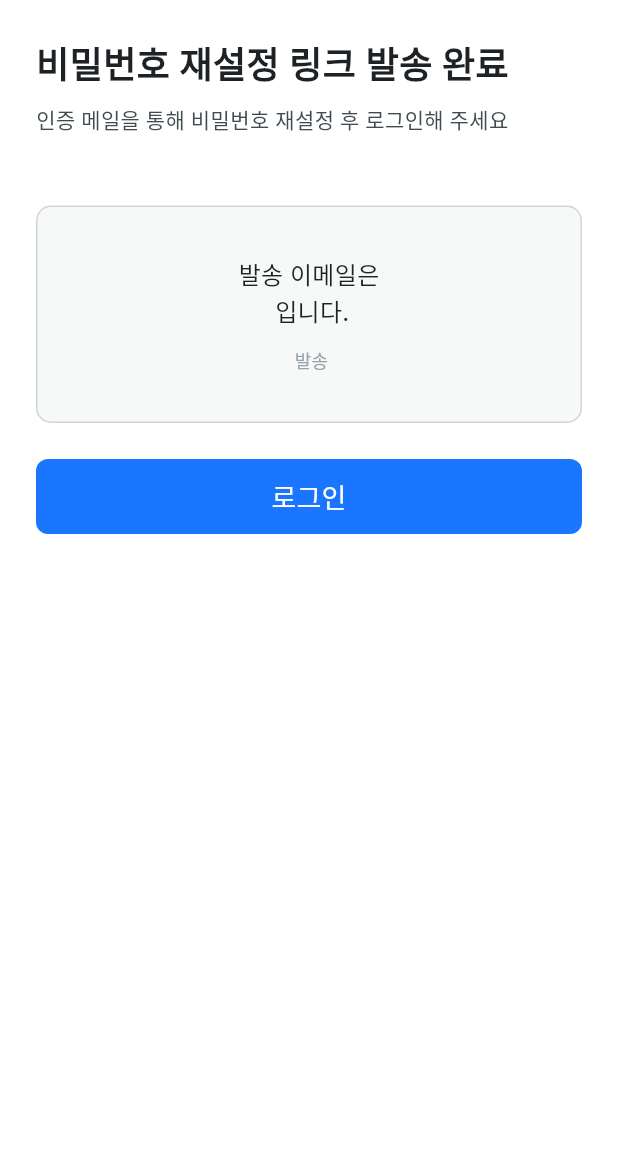
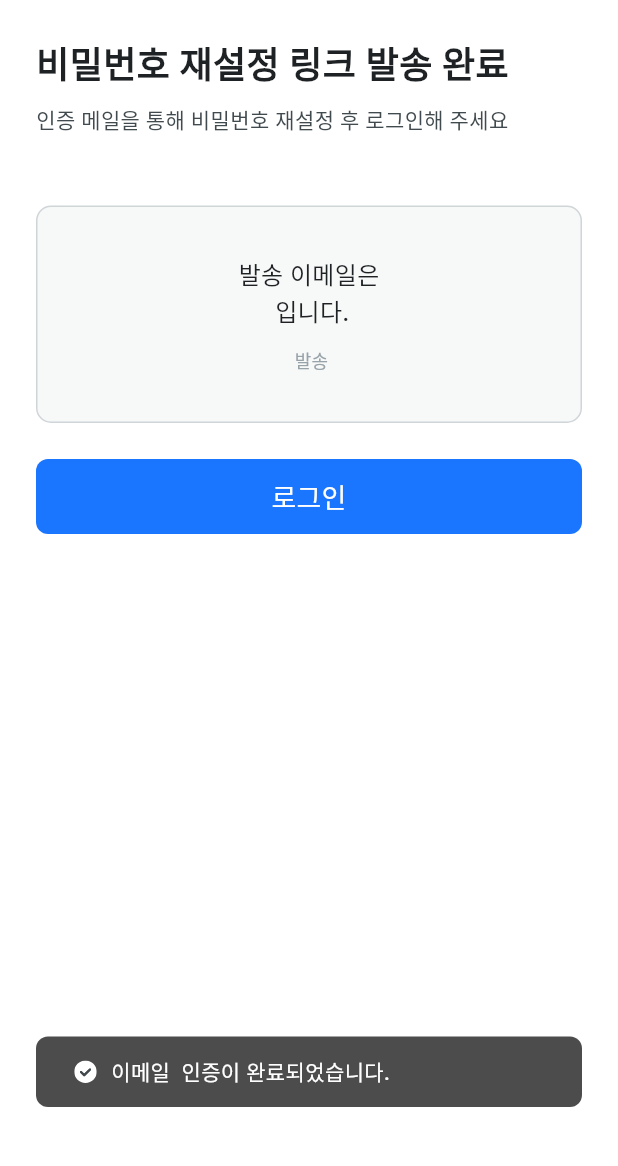
Before and after one commit to Talearnt/App-Front-Talearnt, a Flutter app: the FindPasswordSuccessPage screen opened by its route, on a phone screen of 412 x 824 dp, the part 60-1226 px from its top. Run offline on Flutter 3.47's test engine with Material 3 defaults, Android fonts, the phone set to English and light mode, and no system bars; our stand-ins replace dartz, dio, flutter_svg, go_router; Roboto replaces fonts that are missing (Pretendard).

Commit message:
feat : Add 토스트 메세지 추가
아이디 찾기 토스트 메세지 추가
비밀번호 찾기 토스트 메세지 추가

Ref : #251

```diff
--- a/lib/provider/auth/find_id_provider.dart
+++ b/lib/provider/auth/find_id_provider.dart
@@ -27,6 +27,8 @@ class FindIdProvider extends ChangeNotifier with ClearText {
   String _userId = '';
   String _createdAt = '';
 
+  bool _loadFindIdSuccessPage = false;
+
   FocusNode get userNameFocusNode => _userNameFocusNode;
   FocusNode get phoneNumberFocusNode => _phoneNumberFocusNode;
   FocusNode get certFocusNode => _certFocusNode;
@@ -52,6 +54,8 @@ class FindIdProvider extends ChangeNotifier with ClearText {
 
   String get userId => _userId;
   String get createdAt => _createdAt;
+
+  bool get loadFindIdSuccessPage => _loadFindIdSuccessPage;
 
   @override
   void clearProvider() {
@@ -84,6 +88,8 @@ class FindIdProvider extends ChangeNotifier with ClearText {
 
     _userId = '';
     _createdAt = '';
+
+    _loadFindIdSuccessPage = false;
 
     notifyListeners();
   }
@@ -183,4 +189,8 @@ class FindIdProvider extends ChangeNotifier with ClearText {
     stopTimer();
     _certNumSecond = ValueNotifier<int>(600);
   }
+
+  void afterLoad() {
+    _loadFindIdSuccessPage = true;
+  }
 }
--- a/lib/provider/auth/find_password_provider.dart
+++ b/lib/provider/auth/find_password_provider.dart
@@ -33,6 +33,8 @@ class FindPasswordProvider extends ChangeNotifier with ClearText {
   String _userId = '';
   String _createdAt = '';
 
+  bool _loadFindPasswordSuccessPage = false;
+
   TextEditingController get emailController => _emailController;
   TextEditingController get phoneNumberController => _phoneNumberController;
   TextEditingController get passwordController => _passwordController;
@@ -63,6 +65,8 @@ class FindPasswordProvider extends ChangeNotifier with ClearText {
   String get userId => _userId;
   String get createdAt => _createdAt;
 
+  bool get loadFindPasswordSuccessPage => _loadFindPasswordSuccessPage;
+
   @override
   void clearProvider() {
     _emailController.clear();
@@ -92,6 +96,10 @@ class FindPasswordProvider extends ChangeNotifier with ClearText {
 
     _userId = '';
     _createdAt = '';
+
+    _loadFindPasswordSuccessPage = false;
+
+    notifyListeners();
   }
 
   @override
@@ -241,4 +249,8 @@ class FindPasswordProvider extends ChangeNotifier with ClearText {
     _createdAt = createdAt;
     notifyListeners();
   }
+
+  void afterLoad() {
+    _loadFindPasswordSuccessPage = true;
+  }
 }
--- a/lib/view/auth/find_id_page.dart
+++ b/lib/view/auth/find_id_page.dart
@@ -2,6 +2,7 @@ import 'package:app_front_talearnt/common/theme.dart';
 import 'package:app_front_talearnt/common/widget/bottom_btn.dart';
 import 'package:app_front_talearnt/common/widget/button.dart';
 import 'package:app_front_talearnt/common/widget/default_text_field.dart';
+import 'package:app_front_talearnt/common/widget/toast_message.dart';
 import 'package:app_front_talearnt/common/widget/top_app_bar.dart';
 import 'package:app_front_talearnt/provider/auth/find_id_provider.dart';
 import 'package:app_front_talearnt/provider/common/common_provider.dart';
@@ -180,7 +181,7 @@ class FindIdPage extends StatelessWidget {
               return findIdprovider.isCertSend
                   ? BottomBtn(
                       mediaBottom: MediaQuery.of(context).viewInsets.bottom,
-                      content: '인증번호',
+                      content: '인증하기',
                       isEnabled: true,
                       onPressed: () async {
                         await authViewModel.findUserIdInfo(
--- a/lib/view/auth/find_password_success_page.dart
+++ b/lib/view/auth/find_password_success_page.dart
@@ -1,5 +1,6 @@
 import 'package:app_front_talearnt/common/theme.dart';
 import 'package:app_front_talearnt/common/widget/button.dart';
+import 'package:app_front_talearnt/common/widget/toast_message.dart';
 import 'package:app_front_talearnt/provider/auth/find_password_provider.dart';
 import 'package:app_front_talearnt/common/widget/top_app_bar.dart';
 import 'package:app_front_talearnt/view/auth/reset_password_page.dart';
@@ -14,6 +15,16 @@ class FindPasswordSuccessPage extends StatelessWidget {
   @override
   Widget build(BuildContext context) {
     final findPasswordProvider = Provider.of<FindPasswordProvider>(context);
+    WidgetsBinding.instance.addPostFrameCallback((_) {
+      if (!findPasswordProvider.loadFindPasswordSuccessPage) {
+        ToastMessage.show(
+            context: context,
+            message: '이메일  인증이 완료되었습니다.',
+            type: 1,
+            bottom: 46);
+        findPasswordProvider.afterLoad();
+      }
+    });
     return Scaffold(
       appBar: TopAppBar(
         leftIcon: false,
--- a/lib/view_model/auth_view_model.dart
+++ b/lib/view_model/auth_view_model.dart
@@ -1,5 +1,6 @@
 import 'package:app_front_talearnt/common/widget/button.dart';
 import 'package:app_front_talearnt/common/widget/dialog.dart';
+import 'package:app_front_talearnt/common/widget/toast_message.dart';
 import 'package:app_front_talearnt/data/model/param/login_param.dart';
 import 'package:app_front_talearnt/data/model/param/send_reset_password_mail_param.dart';
 import 'package:app_front_talearnt/provider/auth/login_provider.dart';
@@ -41,10 +42,31 @@ class AuthViewModel extends ChangeNotifier {
         SendResetPasswordMailParam(phoneNumber: phoneNumber);
     final result = await authRepository.sendResetPasswordMail(body, email);
 
-    (sendMailInfo) {
-      findPasswordProvider.setFindedUserIdInfo(
-          sendMailInfo.userId, sendMailInfo.createdAt);
-    };
+    result.fold(
+      (failure) {
+        String msg = "알 수 없는 이유로\n인증번호 재발송에 실패하였습니다.\n다시 시도해 주세요.";
+        if (failure.errorCode == "404-USER-01") {
+          msg = "일치하는 사용자 정보가 없습니다.\n다시 확인해 주세요.";
+        }
+
+        SingleBtnDialog.show(
+          context,
+          content: msg,
+          button: PrimaryM(
+            content: '확인',
+            onPressed: () {
+              Navigator.of(context).pop();
+            },
+          ),
+          timer: false, // 타이머 여부 설정
+        );
+        return; // 다이얼로그를 띄운 후 종료
+      },
+      (sendMailInfo) {
+        findPasswordProvider.setFindedUserIdInfo(
+            sendMailInfo.userId, sendMailInfo.createdAt);
+      },
+    );
   }
 
   Future<void> sendCertNum(
@@ -109,6 +131,8 @@ class AuthViewModel extends ChangeNotifier {
         findIdProvider.reSendCertNum();
         findIdProvider.resetTimer();
         findIdProvider.startCountdown();
+        ToastMessage.show(
+            context: context, message: '인증번호를 재요청 하였습니다.', type: 2, bottom: 12);
       },
     );
   }
```
Also changed, not shown: lib/view/auth/find_id_success_page.dart (+8 -1 lines).
